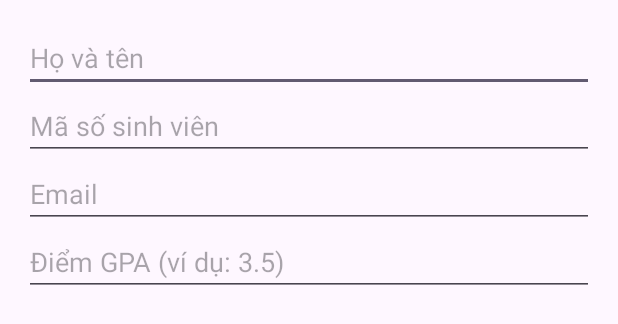
After one commit to Lanh098/Lecture-9, an Android app: the layout dialog_add_student.xml on its own in the app's theme, with its tools: preview values and no code run, on a phone screen of 412 x 824 dp. The commit adds this screen. Shown: the top 324 px of the screen. Run offline under Robolectric (Android 15) with nearby library versions, the phone set to English and light mode, and no system bars.

Commit message:
Hoàn thiện chức năng thêm sinh viên và màn hình chính

```diff
--- a/app/src/main/AndroidManifest.xml
+++ b/app/src/main/AndroidManifest.xml
@@ -1,6 +1,8 @@
 <?xml version="1.0" encoding="utf-8"?>
 <manifest xmlns:android="http://schemas.android.com/apk/res/android"
     xmlns:tools="http://schemas.android.com/tools">
+
+    <uses-permission android:name="android.permission.INTERNET" />
 
     <application
         android:allowBackup="true"
@@ -12,7 +14,7 @@
         android:supportsRtl="true"
         android:theme="@style/Theme.Lecture9">
         <activity
-            android:name=".MainActivity"
+            android:name="com.example.studentmvvm.ui.MainActivity"
             android:exported="true"
             android:windowSoftInputMode="adjustResize">
             <intent-filter>
--- /dev/null
+++ b/app/src/main/res/layout/dialog_add_student.xml
@@ -0,0 +1,35 @@
+<?xml version="1.0" encoding="utf-8"?>
+<LinearLayout
+    xmlns:android="http://schemas.android.com/apk/res/android"
+    android:layout_width="match_parent"
+    android:layout_height="wrap_content"
+    android:orientation="vertical"
+    android:padding="16dp">
+
+    <EditText
+        android:id="@+id/et_name"
+        android:layout_width="match_parent"
+        android:layout_height="wrap_content"
+        android:hint="Họ và tên" />
+
+    <EditText
+        android:id="@+id/et_code"
+        android:layout_width="match_parent"
+        android:layout_height="wrap_content"
+        android:hint="Mã số sinh viên" />
+
+    <EditText
+        android:id="@+id/et_email"
+        android:layout_width="match_parent"
+        android:layout_height="wrap_content"
+        android:inputType="textEmailAddress"
+        android:hint="Email" />
+
+    <EditText
+        android:id="@+id/et_gpa"
+        android:layout_width="match_parent"
+        android:layout_height="wrap_content"
+        android:inputType="numberDecimal"
+        android:hint="Điểm GPA (ví dụ: 3.5)" />
+
+</LinearLayout>
```
Also changed, not shown: app/src/main/java/com/example/studentmvvm/ui/AddStudentDialogFragment.kt (added, +42 -0 lines), app/src/main/java/com/example/studentmvvm/ui/MainActivity.kt (added, +34 -0 lines), app/src/main/java/vn/udn/ute/lecture9/MainActivity.kt (deleted, +0 -20 lines), app/src/main/res/layout/activity_main.xml (+4 -17 lines).
